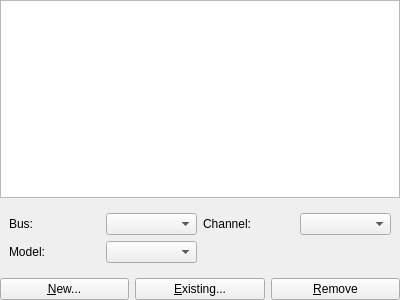
The window that src/qt/qt_settingsharddisks.ui (86Box/86Box) describes before a commit, drawn with Qt 5.
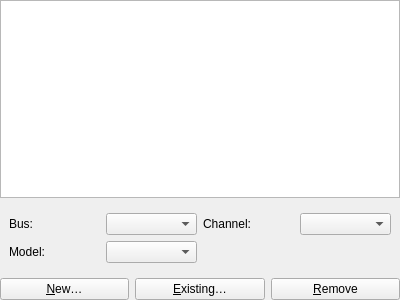
The same window after the commit.

```diff
--- a/src/qt/qt_settingsharddisks.ui
+++ b/src/qt/qt_settingsharddisks.ui
@@ -98,14 +98,14 @@
      <item>
       <widget class="QPushButton" name="pushButtonNew">
        <property name="text">
-        <string>&amp;New...</string>
+        <string>&amp;New…</string>
        </property>
       </widget>
      </item>
      <item>
       <widget class="QPushButton" name="pushButtonExisting">
        <property name="text">
-        <string>&amp;Existing...</string>
+        <string>&amp;Existing…</string>
        </property>
       </widget>
      </item>
```
